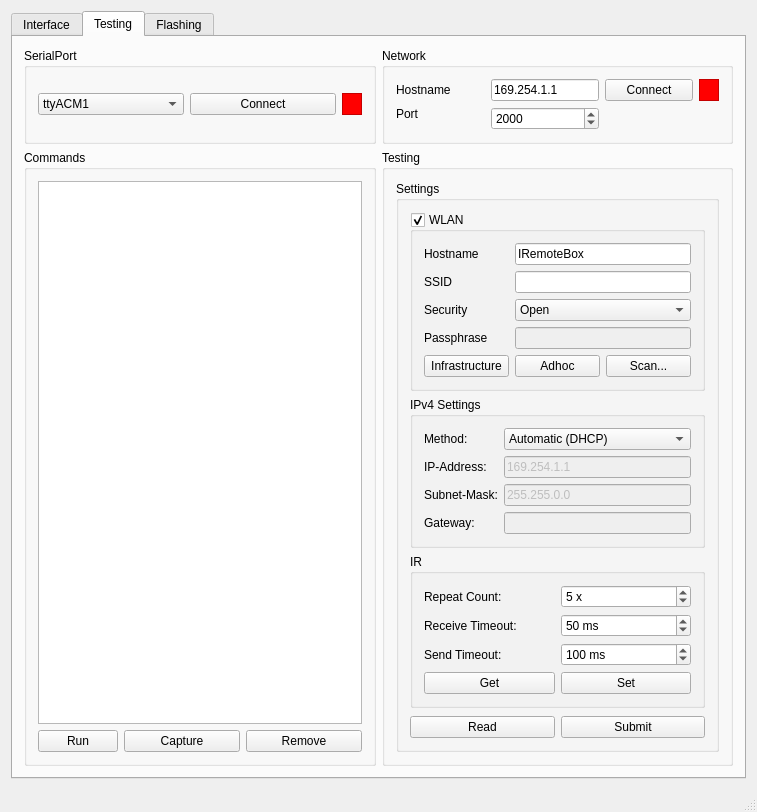
This is desktop/iremotewindow.ui in esch3r/IRemote as Qt 5 draws it before an edit. The edited form follows.
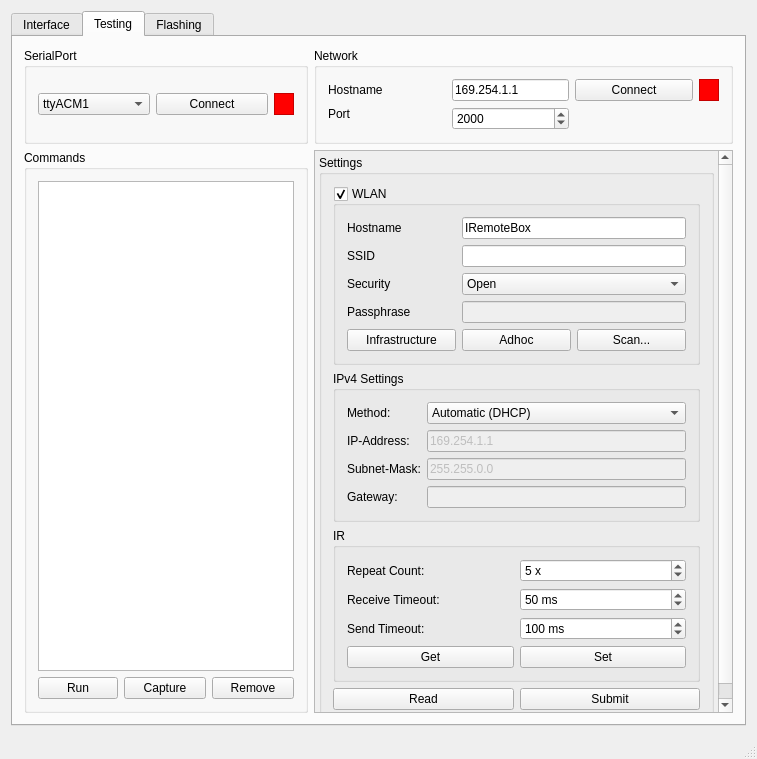
This is the edited form. Icons and pictures are not drawn.

What changed in the file:
```diff
--- a/desktop/iremotewindow.ui
+++ b/desktop/iremotewindow.ui
@@ -7,7 +7,7 @@
     <x>0</x>
     <y>0</y>
     <width>757</width>
-    <height>735</height>
+    <height>759</height>
    </rect>
   </property>
   <property name="windowTitle">
@@ -156,93 +156,6 @@
         <string>Testing</string>
        </attribute>
        <layout class="QGridLayout" name="gridLayout_9">
-        <item row="0" column="1">
-         <widget class="QGroupBox" name="groupBox_3">
-          <property name="title">
-           <string>Network</string>
-          </property>
-          <layout class="QGridLayout" name="gridLayout_4">
-           <item row="0" column="0">
-            <widget class="QLabel" name="label_2">
-             <property name="text">
-              <string>Hostname</string>
-             </property>
-            </widget>
-           </item>
-           <item row="0" column="1">
-            <widget class="QLineEdit" name="networkAddressEdit">
-             <property name="sizePolicy">
-              <sizepolicy hsizetype="Preferred" vsizetype="Fixed">
-               <horstretch>0</horstretch>
-               <verstretch>0</verstretch>
-              </sizepolicy>
-             </property>
-             <property name="text">
-              <string>169.254.1.1</string>
-             </property>
-            </widget>
-           </item>
-           <item row="0" column="2">
-            <widget class="QPushButton" name="networkConnectButton">
-             <property name="text">
-              <string>Connect</string>
-             </property>
-            </widget>
-           </item>
-           <item row="1" column="0">
-            <widget class="QLabel" name="label_3">
-             <property name="text">
-              <string>Port</string>
-             </property>
-            </widget>
-           </item>
-           <item row="1" column="1" rowspan="2">
-            <widget class="QSpinBox" name="networkPortSpin">
-             <property name="maximum">
-              <number>65000</number>
-             </property>
-             <property name="value">
-              <number>2000</number>
-             </property>
-            </widget>
-           </item>
-           <item row="0" column="3">
-            <widget class="QFrame" name="networkStatusFrame">
-             <property name="sizePolicy">
-              <sizepolicy hsizetype="Minimum" vsizetype="Minimum">
-               <horstretch>0</horstretch>
-               <verstretch>0</verstretch>
-              </sizepolicy>
-             </property>
-             <property name="minimumSize">
-              <size>
-               <width>20</width>
-               <height>0</height>
-              </size>
-             </property>
-             <property name="maximumSize">
-              <size>
-               <width>20</width>
-               <height>16777215</height>
-              </size>
-             </property>
-             <property name="styleSheet">
-              <string notr="true">background-color: red;</string>
-             </property>
-             <property name="frameShape">
-              <enum>QFrame::StyledPanel</enum>
-             </property>
-             <property name="frameShadow">
-              <enum>QFrame::Raised</enum>
-             </property>
-             <property name="lineWidth">
-              <number>1</number>
-             </property>
-            </widget>
-           </item>
-          </layout>
-         </widget>
-        </item>
         <item row="0" column="0">
          <widget class="QGroupBox" name="groupBox_2">
           <property name="title">
@@ -355,13 +268,112 @@
           </layout>
          </widget>
         </item>
-        <item row="1" column="1">
-         <widget class="QGroupBox" name="groupBox">
+        <item row="0" column="1" colspan="2">
+         <widget class="QGroupBox" name="groupBox_3">
           <property name="title">
-           <string>Testing</string>
+           <string>Network</string>
           </property>
-          <layout class="QGridLayout" name="gridLayout_2">
-           <item row="1" column="2">
+          <layout class="QGridLayout" name="gridLayout_4">
+           <item row="0" column="0">
+            <widget class="QLabel" name="label_2">
+             <property name="text">
+              <string>Hostname</string>
+             </property>
+            </widget>
+           </item>
+           <item row="0" column="1">
+            <widget class="QLineEdit" name="networkAddressEdit">
+             <property name="sizePolicy">
+              <sizepolicy hsizetype="Preferred" vsizetype="Fixed">
+               <horstretch>0</horstretch>
+               <verstretch>0</verstretch>
+              </sizepolicy>
+             </property>
+             <property name="text">
+              <string>169.254.1.1</string>
+             </property>
+            </widget>
+           </item>
+           <item row="0" column="2">
+            <widget class="QPushButton" name="networkConnectButton">
+             <property name="text">
+              <string>Connect</string>
+             </property>
+            </widget>
+           </item>
+           <item row="1" column="0">
+            <widget class="QLabel" name="label_3">
+             <property name="text">
+              <string>Port</string>
+             </property>
+            </widget>
+           </item>
+           <item row="1" column="1" rowspan="2">
+            <widget class="QSpinBox" name="networkPortSpin">
+             <property name="maximum">
+              <number>65000</number>
+             </property>
+             <property name="value">
+              <number>2000</number>
+             </property>
+            </widget>
+           </item>
+           <item row="0" column="3">
+            <widget class="QFrame" name="networkStatusFrame">
+             <property name="sizePolicy">
+              <sizepolicy hsizetype="Minimum" vsizetype="Minimum">
+               <horstretch>0</horstretch>
+               <verstretch>0</verstretch>
+              </sizepolicy>
+             </property>
+             <property name="minimumSize">
+              <size>
+               <width>20</width>
+               <height>0</height>
+              </size>
+             </property>
+             <property name="maximumSize">
+              <size>
+               <width>20</width>
+               <height>16777215</height>
+              </size>
+             </property>
+             <property name="styleSheet">
+              <string notr="true">background-color: red;</string>
+             </property>
+             <property name="frameShape">
+              <enum>QFrame::StyledPanel</enum>
+             </property>
+             <property name="frameShadow">
+              <enum>QFrame::Raised</enum>
+             </property>
+             <property name="lineWidth">
+              <number>1</number>
+             </property>
+            </widget>
+           </item>
+          </layout>
+         </widget>
+        </item>
+        <item row="1" column="1" colspan="2">
+         <widget class="QScrollArea" name="scrollArea">
+          <property name="widgetResizable">
+           <bool>true</bool>
+          </property>
+          <widget class="QWidget" name="scrollAreaWidgetContents">
+           <property name="geometry">
+            <rect>
+             <x>0</x>
+             <y>0</y>
+             <width>415</width>
+             <height>586</height>
+            </rect>
+           </property>
+           <layout class="QVBoxLayout" name="verticalLayout">
+            <property name="margin">
+             <number>4</number>
+            </property>
+            <item>
             <widget class="QGroupBox" name="groupBox_5">
              <property name="title">
               <string>Settings</string>
@@ -696,6 +708,7 @@
             </widget>
            </item>
           </layout>
+          </widget>
          </widget>
         </item>
        </layout>
```
Lines whose indentation alone changed are shown as unchanged.
